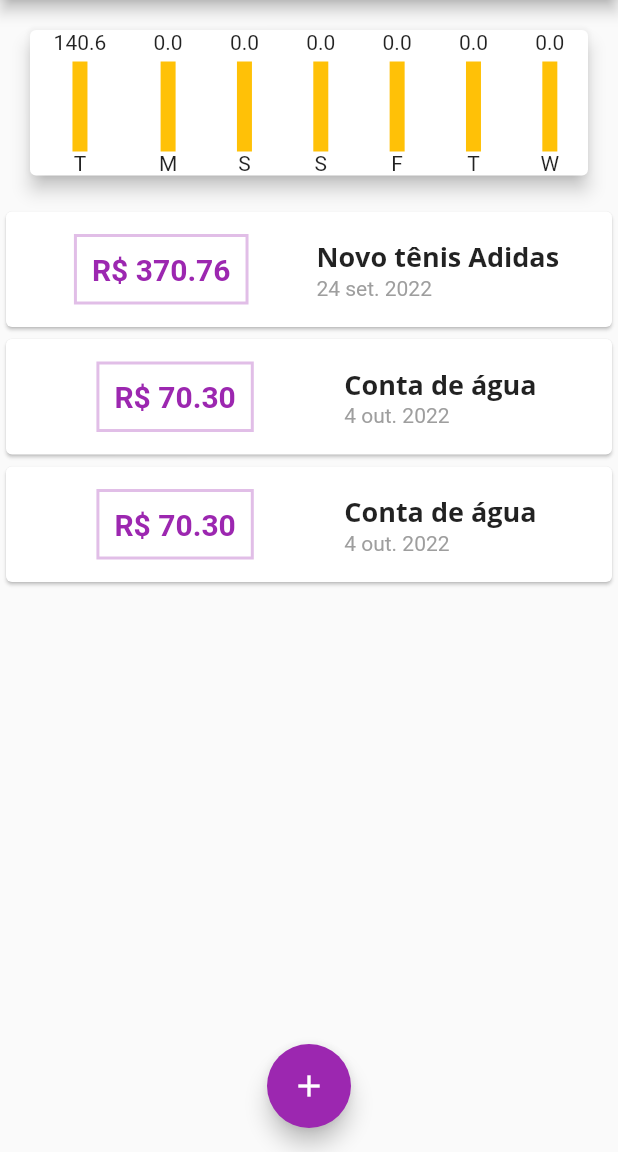
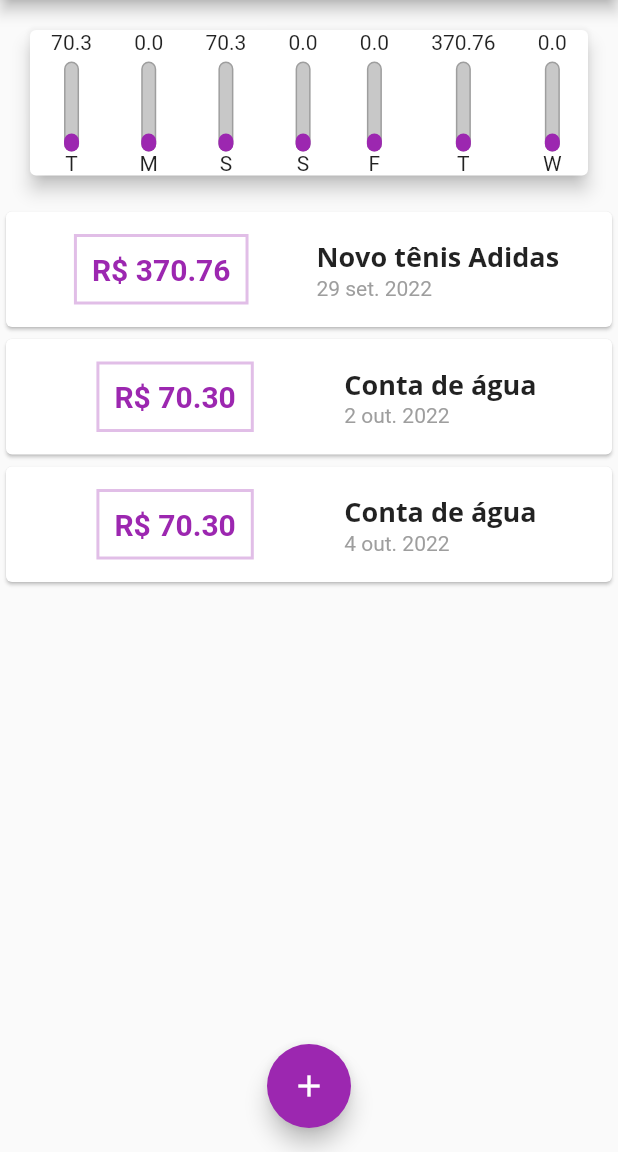
Before and after one commit to fvieir/Flutter-despesas_pessoais, a Flutter app: the screen it shows after launch, on a phone screen of 412 x 824 dp, the part 84-1236 px from its top. Run offline on Flutter 3.47's test engine with Material 2 defaults, Android fonts, the phone set to English and light mode, and no system bars.

Commit message:
Adicionadno barras para o gráfico

```diff
--- a/lib/components/chart.dart
+++ b/lib/components/chart.dart
@@ -44,7 +44,7 @@ class Chart extends StatelessWidget {
           return ChartBar(
             label: tr['day'] as String,
             value: tr['value'] as double,
-            percentage: 0,
+            percentage: 0.2,
           );
         }).toList(),
       ),
--- a/lib/components/chart_bar.dart
+++ b/lib/components/chart_bar.dart
@@ -17,11 +17,33 @@ class ChartBar extends StatelessWidget {
       children: [
         Text(value.toString()),
         const SizedBox(height: 5),
-        Container(
-          color: Colors.amber,
+        SizedBox(
           height: 60,
           width: 10,
-          child: null,
+          child: Stack(
+            alignment: Alignment.bottomCenter,
+            children: [
+              Container(
+                decoration: BoxDecoration(
+                  borderRadius: BorderRadius.circular(5),
+                  border: Border.all(
+                    color: Colors.grey,
+                    width: 1.0,
+                  ),
+                  color: const Color.fromRGBO(200, 200, 200, 1),
+                ),
+              ),
+              FractionallySizedBox(
+                heightFactor: percentage,
+                child: Container(
+                  decoration: BoxDecoration(
+                    borderRadius: BorderRadius.circular(5),
+                    color: Theme.of(context).colorScheme.primary,
+                  ),
+                ),
+              )
+            ],
+          ),
         ),
         Text(label),
       ],
--- a/lib/main.dart
+++ b/lib/main.dart
@@ -62,14 +62,18 @@ class _MyHomePageState extends State<MyHomePage> {
       title: 'Novo tênis Adidas',
       value: 370.76,
       date: DateTime.now().subtract(
-        const Duration(days: 10),
+        const Duration(days: 5),
       ),
     ),
     Transaction(
       id: 't2',
       title: 'Conta de água',
       value: 70.3,
-      date: DateTime.now(),
+      date: DateTime.now().subtract(
+        const Duration(
+          days: 2,
+        ),
+      ),
     ),
     Transaction(
       id: 't2',
```
